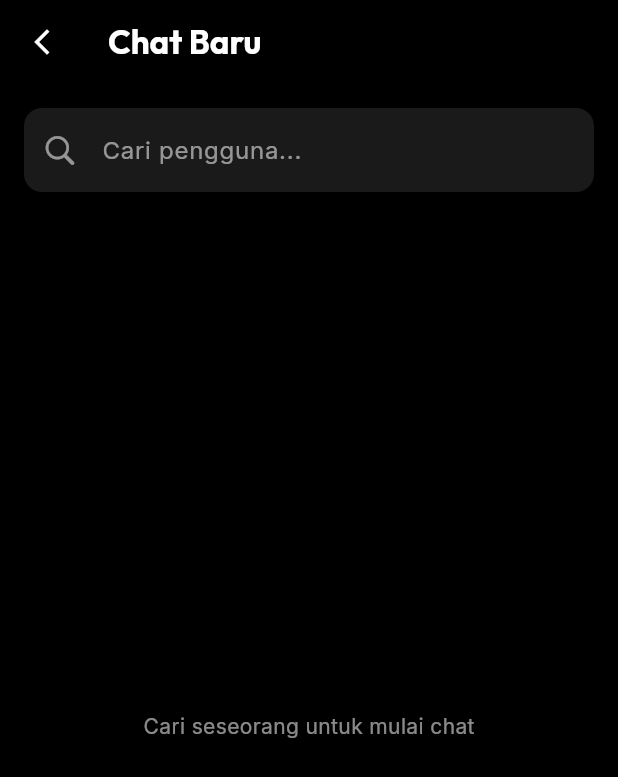
After one commit to aryasetiap/livoapp, a Flutter app: the NewChatScreen screen opened by its route, on a phone screen of 412 x 824 dp. The commit adds this screen. Shown: the top 777 px of the screen. Run offline on Flutter 3.47's test engine with Material 3 defaults, Android fonts, the phone set to English and light mode, and no system bars; our stand-ins replace cached_network_image, firebase_core, firebase_messaging, flutter_animate, flutter_dotenv, flutter_image_compress and 10 more; accounts and stored records are empty; network calls fail.

Commit message:
feat: Initialize application with core setup, user model, and chat feature implementation.

```diff
--- a/lib/features/auth/domain/user_model.dart
+++ b/lib/features/auth/domain/user_model.dart
@@ -14,7 +14,7 @@ class UserModel {
   @JsonKey(name: 'avatar_url')
   final String? avatarUrl;
   @JsonKey(name: 'created_at')
-  final DateTime createdAt;
+  final DateTime? createdAt;
   @JsonKey(name: 'followers_count')
   final int followersCount;
   @JsonKey(name: 'following_count')
@@ -25,11 +25,11 @@ class UserModel {
     required this.id,
     required this.username,
     this.fullName,
-    this.email, // Optional
+    this.email,
     this.bio,
     this.website,
     this.avatarUrl,
-    required this.createdAt,
+    this.createdAt,
     this.followersCount = 0,
     this.followingCount = 0,
     this.isFollowing = false,
--- a/lib/features/chat/data/chat_repository.dart
+++ b/lib/features/chat/data/chat_repository.dart
@@ -107,16 +107,16 @@ class ChatRepository {
             }),
           );
         } catch (e) {
-          // print('Error processing chat item: $e');
+          // debugPrint('Error processing chat item: $e');
         }
       }
 
       // Sort by updated_at or last message time
       chats.sort((a, b) => b.updatedAt.compareTo(a.updatedAt));
-
+      // debugPrint('getChats: returning ${chats.length} chats');
       return chats;
     } catch (e) {
-      // print('Error fetching chats: $e');
+      // debugPrint('Error fetching chats: $e');
       return [];
     }
   }
--- /dev/null
+++ b/lib/features/chat/presentation/new_chat_screen.dart
@@ -0,0 +1,163 @@
+import 'package:flutter/material.dart';
+import 'package:flutter_riverpod/flutter_riverpod.dart';
+import 'package:go_router/go_router.dart';
+import 'package:google_fonts/google_fonts.dart';
+import 'package:lvoapp/core/config/theme.dart';
+import 'package:lvoapp/features/auth/data/auth_repository.dart';
+import 'package:lvoapp/features/auth/domain/user_model.dart';
+import 'package:cached_network_image/cached_network_image.dart';
+import 'package:flutter/cupertino.dart';
+import 'dart:async';
+
+class NewChatScreen extends ConsumerStatefulWidget {
+  const NewChatScreen({super.key});
+
+  @override
+  ConsumerState<NewChatScreen> createState() => _NewChatScreenState();
+}
+
+class _NewChatScreenState extends ConsumerState<NewChatScreen> {
+  final _searchController = TextEditingController();
+  Timer? _debounce;
+  List<UserModel> _searchResults = [];
+  bool _isLoading = false;
+
+  @override
+  void dispose() {
+    _searchController.dispose();
+    _debounce?.cancel();
+    super.dispose();
+  }
+
+  void _onSearchChanged(String query) {
+    if (_debounce?.isActive ?? false) _debounce!.cancel();
+    _debounce = Timer(const Duration(milliseconds: 500), () {
+      if (query.isNotEmpty) {
+        _performSearch(query);
+      } else {
+        setState(() {
+          _searchResults = [];
+        });
+      }
+    });
+  }
+
+  Future<void> _performSearch(String query) async {
+    setState(() => _isLoading = true);
+    try {
+      final results = await ref.read(authRepositoryProvider).searchUsers(query);
+
+      // Filter out current user
+      final currentUserId = ref.read(authRepositoryProvider).currentUser?.id;
+
+      final users = results
+          .map((data) => UserModel.fromJson(data))
+          .where((user) => user.id != currentUserId)
+          .toList();
+
+      if (mounted) {
+        setState(() {
+          _searchResults = users;
+        });
+      }
+    } catch (e) {
+      debugPrint('Error searching users: $e');
+    } finally {
+      if (mounted) setState(() => _isLoading = false);
+    }
+  }
+
+  @override
+  Widget build(BuildContext context) {
+    return Scaffold(
+      backgroundColor: AppTheme.backgroundColor,
+      appBar: AppBar(
+        backgroundColor: Colors.transparent,
+        title: Text(
+          'Chat Baru',
+          style: GoogleFonts.outfit(fontWeight: FontWeight.bold),
+        ),
+        leading: IconButton(
+          icon: const Icon(Icons.arrow_back_ios_new, size: 20),
+          onPressed: () => context.pop(),
+        ),
+      ),
+      body: Column(
+        children: [
+          Padding(
+            padding: const EdgeInsets.all(16.0),
+            child: TextField(
+              controller: _searchController,
+              onChanged: _onSearchChanged,
+              style: GoogleFonts.inter(color: Colors.white),
+              decoration: InputDecoration(
+                hintText: 'Cari pengguna...',
+                hintStyle: GoogleFonts.inter(color: Colors.white54),
+                prefixIcon: const Icon(
+                  CupertinoIcons.search,
+                  color: Colors.white54,
+                ),
+                filled: true,
+                fillColor: Colors.white.withValues(alpha: 0.1),
+                border: OutlineInputBorder(
+                  borderRadius: BorderRadius.circular(12),
+                  borderSide: BorderSide.none,
+                ),
+              ),
+            ),
+          ),
+          Expanded(
+            child: _isLoading
+                ? const Center(child: CircularProgressIndicator())
+                : _searchResults.isEmpty
+                ? Center(
+                    child: Text(
+                      _searchController.text.isEmpty
+                          ? 'Cari seseorang untuk mulai chat'
+                          : 'Pengguna tidak ditemukan',
+                      style: GoogleFonts.inter(color: Colors.white54),
+                    ),
+                  )
+                : ListView.builder(
+                    itemCount: _searchResults.length,
+                    itemBuilder: (context, index) {
+                      final user = _searchResults[index];
+                      return ListTile(
+                        leading: CircleAvatar(
+                          backgroundColor: Colors.grey.shade800,
+                          backgroundImage: user.avatarUrl != null
+                              ? CachedNetworkImageProvider(user.avatarUrl!)
+                              : null,
+                          child: user.avatarUrl == null
+                              ? const Icon(Icons.person, color: Colors.white54)
+                              : null,
+                        ),
+                        title: Text(
+                          user.username,
+                          style: GoogleFonts.outfit(
+                            color: Colors.white,
+                            fontWeight: FontWeight.bold,
+                          ),
+                        ),
+                        subtitle: Text(
+                          user.bio ?? 'Tidak ada bio',
+                          style: GoogleFonts.inter(
+                            color: Colors.white54,
+                            fontSize: 12,
+                          ),
+                          maxLines: 1,
+                          overflow: TextOverflow.ellipsis,
+                        ),
+                        onTap: () {
+                          // Navigate to Chat Resolver to handle creating/finding chat
+                          context.push('/chat/user/${user.id}', extra: user);
+                        },
+                      );
+                    },
+                  ),
+          ),
+        ],
+      ),
+    );
+  }
+}
--- a/lib/main.dart
+++ b/lib/main.dart
@@ -23,6 +23,7 @@ import 'features/search/presentation/search_screen.dart';
 import 'features/auth/domain/user_model.dart';
 import 'features/chat/presentation/chat_list_screen.dart';
 import 'features/chat/presentation/chat_room_screen.dart';
+import 'features/chat/presentation/new_chat_screen.dart';
 import 'features/chat/data/chat_repository.dart';
 import 'features/notifications/presentation/notifications_screen.dart';
 import 'core/router/auth_notifier.dart';
@@ -236,6 +237,10 @@ final routerProvider = Provider<GoRouter>((ref) {
           return ChatResolverScreen(otherUserId: userId, otherUser: otherUser);
         },
       ),
+      GoRoute(
+        path: '/new-chat',
+        builder: (context, state) => const NewChatScreen(),
+      ),
     ],
   );
 });
```
Also changed, not shown: lib/features/chat/presentation/chat_list_screen.dart (+5 -8 lines), lib/features/auth/domain/user_model.g.dart.
